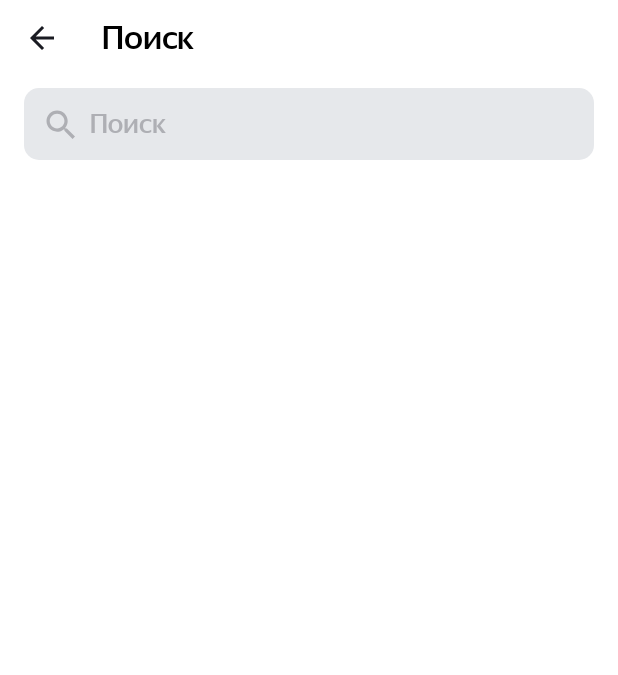
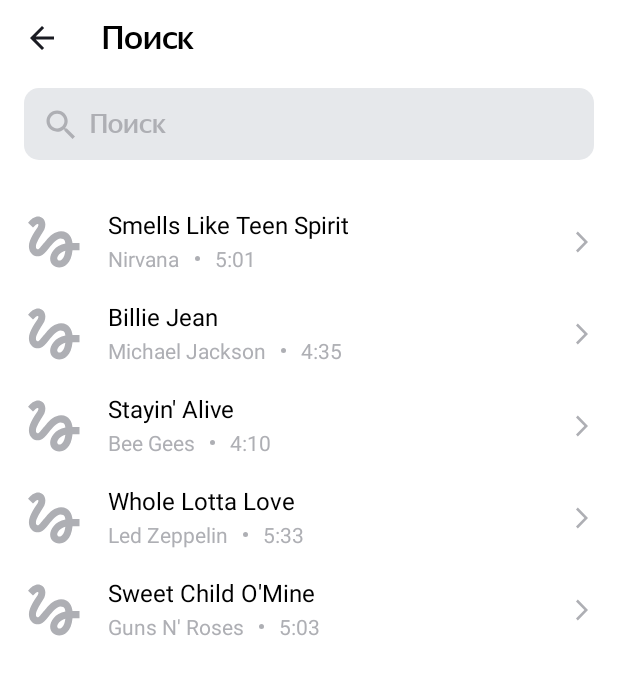
Before and after one commit to yapogrem/PlaylistMaker, an Android app: the SearchActivity screen opened directly, with no data from a screen before it, on a phone screen of 412 x 824 dp. Shown: the top 675 px of the screen. Run offline under Robolectric (Android 15) with nearby library versions, the phone set to English and light mode, and no system bars; pictures from the network do not load.

Commit message:
Complete Sp10 v1 ft

```diff
--- a/app/build.gradle.kts
+++ b/app/build.gradle.kts
@@ -44,4 +44,7 @@ dependencies {
     testImplementation("junit:junit:4.13.2")
     androidTestImplementation("androidx.test.ext:junit:1.1.5")
     androidTestImplementation("androidx.test.espresso:espresso-core:3.5.1")
+    implementation("com.google.android.material:material:1.11.0")
+    implementation("com.github.bumptech.glide:glide:4.16.0")
+    annotationProcessor("com.github.bumptech.glide:compiler:4.16.0")
 }
--- a/app/src/main/AndroidManifest.xml
+++ b/app/src/main/AndroidManifest.xml
@@ -1,6 +1,7 @@
 <?xml version="1.0" encoding="utf-8"?>
 <manifest xmlns:android="http://schemas.android.com/apk/res/android"
     xmlns:tools="http://schemas.android.com/tools">
+    <uses-permission android:name="android.permission.INTERNET"/>
 
     <application
         android:allowBackup="true"
--- a/app/src/main/java/com/example/playlistmaker/SearchActivity.kt
+++ b/app/src/main/java/com/example/playlistmaker/SearchActivity.kt
@@ -2,7 +2,6 @@ package com.example.playlistmaker
 import androidx.core.view.isVisible
 import android.annotation.SuppressLint
 import android.content.Context
-import android.content.Intent
 import androidx.appcompat.app.AppCompatActivity
 import android.os.Bundle
 import android.text.Editable
@@ -11,8 +10,25 @@ import android.view.inputmethod.InputMethodManager
 import android.widget.EditText
 import android.widget.ImageButton
 import android.widget.ImageView
+import androidx.recyclerview.widget.LinearLayoutManager
+import androidx.recyclerview.widget.RecyclerView
 
 class SearchActivity : AppCompatActivity() {
+
+    private val tracks:MutableList<Track>
+    init {
+        tracks = ArrayList()
+        tracks.add(Track("Smells Like Teen Spirit","Nirvana","5:01",
+            "https://is5-ssl.mzstatic.com/image/thumb/Music115/v4/7b/58/c2/7b58c21a-2b51-2bb2-e59a-9bb9b96ad8c3/00602567924166.rgb.jpg/100x100bb.jpg"))
+        tracks.add(Track("Billie Jean","Michael Jackson","4:35",
+            "https://is5-ssl.mzstatic.com/image/thumb/Music125/v4/3d/9d/38/3d9d3811-71f0-3a0e-1ada-3004e56ff852/827969428726.jpg/100x100bb.jpg"))
+        tracks.add(Track("Stayin' Alive","Bee Gees","4:10",
+            "https://is4-ssl.mzstatic.com/image/thumb/Music115/v4/1f/80/1f/1f801fc1-8c0f-ea3e-d3e5-387c6619619e/16UMGIM86640.rgb.jpg/100x100bb.jpg"))
+        tracks.add(Track("Whole Lotta Love","Led Zeppelin","5:33",
+            "https://is2-ssl.mzstatic.com/image/thumb/Music62/v4/7e/17/e3/7e17e33f-2efa-2a36-e916-7f808576cf6b/mzm.fyigqcbs.jpg/100x100bb.jpg"))
+        tracks.add(Track("Sweet Child O'Mine","Guns N' Roses","5:03",
+            "https://is5-ssl.mzstatic.com/image/thumb/Music125/v4/a0/4d/c4/a04dc484-03cc-02aa-fa82-5334fcb4bc16/18UMGIM24878.rgb.jpg/100x100bb.jpg"))
+    }
 
 
     private var searchText: String = ""
@@ -28,6 +44,9 @@ class SearchActivity : AppCompatActivity() {
 
         val inputEditText = findViewById<EditText>(R.id.input_search)
         val clearButton = findViewById<ImageView>(R.id.clear_search)
+        val trackAdapter=findViewById<RecyclerView>(R.id.recyclerTrack)
+        trackAdapter.adapter = TrackAdapter(tracks)
+//        trackAdapter.layoutManager = LinearLayoutManager(this, LinearLayoutManager.VERTICAL, false)
 
         clearButton.setOnClickListener {
             inputEditText.setText("")
@@ -37,7 +56,6 @@ class SearchActivity : AppCompatActivity() {
 
         val simpleTextWatcher = object : TextWatcher {
             override fun beforeTextChanged(s: CharSequence?, start: Int, count: Int, after: Int) {
-                // empty
             }
 
             override fun onTextChanged(s: CharSequence?, start: Int, before: Int, count: Int) {
@@ -46,7 +64,6 @@ class SearchActivity : AppCompatActivity() {
             }
 
             override fun afterTextChanged(s: Editable?) {
-                // empty
             }
 
         }
--- /dev/null
+++ b/app/src/main/java/com/example/playlistmaker/Track.kt
@@ -0,0 +1,3 @@
+package com.example.playlistmaker
+
+data class Track (val trackName: String, val artistName: String, val trackTime: String, val artworkUrl100: String)
--- /dev/null
+++ b/app/src/main/java/com/example/playlistmaker/TrackAdapter.kt
@@ -0,0 +1,17 @@
+package com.example.playlistmaker
+import android.view.LayoutInflater
+import android.view.ViewGroup
+import androidx.recyclerview.widget.RecyclerView
+
+
+class TrackAdapter(private val tracks: MutableList<Track>) : RecyclerView.Adapter<TrackViewHolder> () {
+    override fun onCreateViewHolder(parent: ViewGroup, viewType: Int): TrackViewHolder {
+        return TrackViewHolder(parent)
+    }
+    override fun onBindViewHolder(holder: TrackViewHolder, position: Int) {
+        holder.bind(tracks[position])
+    }
+    override fun getItemCount():Int {
+        return tracks.size
+    }
+}
--- /dev/null
+++ b/app/src/main/java/com/example/playlistmaker/TrackViewHolder.kt
@@ -0,0 +1,33 @@
+package com.example.playlistmaker
+
+import android.view.LayoutInflater
+import android.view.ViewGroup
+import android.widget.ImageView
+import android.widget.TextView
+import androidx.recyclerview.widget.RecyclerView
+import com.bumptech.glide.Glide
+import com.bumptech.glide.load.resource.bitmap.FitCenter
+import com.bumptech.glide.load.resource.bitmap.RoundedCorners
+
+class TrackViewHolder(parent: ViewGroup) :
+    RecyclerView.ViewHolder(
+        LayoutInflater.from(parent.context)
+            .inflate(R.layout.find_track, parent, false)
+    ) {
+
+    private val trackName: TextView = itemView.findViewById(R.id.trackName)
+    private val artistName: TextView = itemView.findViewById(R.id.artistName)
+    private val trackTime: TextView = itemView.findViewById(R.id.trackTime)
+    private val artworkUrl100: ImageView = itemView.findViewById(R.id.trackImage)
+
+    fun bind(model: Track) {
+        trackName.text = model.trackName
+        artistName.text = model.artistName
+        trackTime.text = model.trackTime
+        Glide.with(itemView)
+            .load(model.artworkUrl100)
+            .transform(RoundedCorners(2), FitCenter())
+            .placeholder(R.drawable.placeholder)
+            .into(artworkUrl100)
+    }
+}
--- /dev/null
+++ b/app/src/main/res/drawable/placeholder.xml
@@ -0,0 +1,13 @@
+<vector xmlns:android="http://schemas.android.com/apk/res/android"
+    android:width="45dp"
+    android:height="45dp"
+    android:viewportWidth="45"
+    android:viewportHeight="45">
+  <group>
+    <clip-path
+        android:pathData="M0,0h45v45h-45z"/>
+    <path
+        android:pathData="M8.606,12.919C9.919,11.587 11.231,10.387 11.813,10.631C12.75,11.006 11.813,12.563 11.25,13.481C10.781,14.269 5.888,20.775 5.888,25.313C5.888,27.712 6.788,29.7 8.4,30.9C9.806,31.95 11.663,32.269 13.35,31.763C15.356,31.181 17.006,29.138 19.087,26.569C21.356,23.775 24.394,20.119 26.737,20.119C29.794,20.119 29.831,22.013 30.038,23.475C22.95,24.675 19.95,30.356 19.95,33.544C19.95,36.731 22.65,39.338 25.969,39.338C29.025,39.338 34.013,36.844 34.763,27.9H39.375V23.212H34.744C34.463,20.119 32.7,15.337 27.188,15.337C22.969,15.337 19.35,18.919 17.925,20.663C16.837,22.031 14.063,25.313 13.631,25.763C13.163,26.325 12.356,27.337 11.55,27.337C10.706,27.337 10.2,25.781 10.875,23.737C11.531,21.694 13.5,18.375 14.344,17.138C15.806,15 16.781,13.538 16.781,10.988C16.781,6.919 13.706,5.625 12.075,5.625C9.6,5.625 7.444,7.5 6.975,7.969C6.3,8.644 5.738,9.206 5.325,9.712L8.606,12.919ZM26.025,34.781C25.444,34.781 24.638,34.294 24.638,33.431C24.638,32.306 26.006,29.306 30.019,28.256C29.456,33.3 27.337,34.781 26.025,34.781Z"
+        android:fillColor="#AEAFB4"/>
+  </group>
+</vector>
--- /dev/null
+++ b/app/src/main/res/drawable/track_separator.xml
@@ -0,0 +1,9 @@
+<vector xmlns:android="http://schemas.android.com/apk/res/android"
+    android:width="3dp"
+    android:height="3dp"
+    android:viewportWidth="3"
+    android:viewportHeight="3">
+  <path
+      android:pathData="M1.5,1.5m-1.5,0a1.5,1.5 0,1 1,3 0a1.5,1.5 0,1 1,-3 0"
+      android:fillColor="@color/track_second"/>
+</vector>
--- a/app/src/main/res/layout/activity_find.xml
+++ b/app/src/main/res/layout/activity_find.xml
@@ -31,7 +31,7 @@
         android:paddingTop="12dp"
         android:paddingBottom="12dp"
         android:textSize="22sp"
-        android:textColor="@color/settings_text_color"
+        android:textColor="@color/text_color"
         android:textFontWeight="500"
         android:fontFamily="@font/ys_display_medium"
         tools:ignore="RtlSymmetry"
@@ -43,6 +43,7 @@
         android:layout_height="wrap_content"
         android:layout_marginTop="8dp"
         android:paddingHorizontal="16dp"
+        android:layout_marginBottom="24dp"
         >
 
         <EditText
@@ -79,4 +80,10 @@
             app:tint="@color/find_input_text"
             />
     </FrameLayout>
+    <androidx.recyclerview.widget.RecyclerView
+        android:id="@+id/recyclerTrack"
+        android:layout_width="match_parent"
+        android:layout_height="match_parent"
+        app:layoutManager="androidx.recyclerview.widget.LinearLayoutManager"
+        />
 </LinearLayout>
--- /dev/null
+++ b/app/src/main/res/layout/find_track.xml
@@ -0,0 +1,88 @@
+<?xml version="1.0" encoding="utf-8"?>
+<LinearLayout xmlns:android="http://schemas.android.com/apk/res/android"
+    android:layout_width="match_parent"
+    android:layout_height="wrap_content"
+    android:theme="@style/Theme.PlaylistMaker"
+    android:orientation="vertical"
+    android:background="@color/settings_background"
+    xmlns:tools="http://schemas.android.com/tools"
+    >
+
+    <LinearLayout
+        android:layout_width="match_parent"
+        android:layout_height="wrap_content"
+        android:orientation="horizontal">
+
+
+        <ImageView
+            android:id="@+id/trackImage"
+            android:layout_width="45dp"
+            android:layout_height="45dp"
+            android:layout_marginVertical="8dp"
+            android:layout_marginHorizontal="13dp"
+            android:background="?attr/selectableItemBackgroundBorderless"
+            tools:src="@drawable/placeholder"
+            android:layout_gravity="center_vertical"
+            />
+
+        <LinearLayout
+            android:layout_width="wrap_content"
+            android:layout_weight="1"
+            android:layout_height="wrap_content"
+            android:orientation="vertical"
+            android:layout_gravity="center_vertical"
+            >
+
+            <TextView
+                android:id="@+id/trackName"
+                android:layout_width="wrap_content"
+                android:layout_height="wrap_content"
+                android:gravity="center_vertical"
+                tools:text="TrackName"
+                android:textColor="@color/text_color"
+                android:textSize="16sp"
+
+                />
+
+            <LinearLayout
+                android:layout_width="wrap_content"
+                android:layout_height="match_parent"
+                android:orientation="horizontal">
+
+                <TextView
+                    android:id="@+id/artistName"
+                    android:layout_width="match_parent"
+                    android:layout_height="wrap_content"
+                    tools:text="Author name"
+                    android:textColor="@color/track_second"
+                    android:layout_gravity="center_vertical"
+                    />
+
+                <ImageView
+                    android:layout_width="3dp"
+                    android:layout_height="3dp"
+                    android:layout_margin="10dp"
+                    android:src="@drawable/track_separator"
+                    android:layout_gravity="center_vertical"
+                    />
+
+                <TextView
+                    android:id="@+id/trackTime"
+                    android:layout_width="wrap_content"
+                    android:layout_height="wrap_content"
+                    tools:text="time"
+                    android:textColor="@color/track_second"
+                    android:layout_gravity="center_vertical"
+                    />
+            </LinearLayout>
+
+        </LinearLayout>
+        <ImageButton
+            android:id="@+id/settingsUserAgreement"
+            android:src="@drawable/arrow_forward"
+            style="@style/SettingsImageStyle"
+            android:layout_gravity="center_vertical"
+
+            />
+    </LinearLayout>
+</LinearLayout>
--- a/app/src/main/res/values-night/colors.xml
+++ b/app/src/main/res/values-night/colors.xml
@@ -2,11 +2,11 @@
 <resources>
     <color name="main_background">#000000</color>
     <color name="settings_background">#000000</color>
-    <color name="settings_text_color">#FFFFFF</color>
+    <color name="text_color">#FFFFFF</color>
     <color name="settings_image_color">#FFFFFF</color>
     <color name="settings_image_background_color">#000000</color>
     <color name="find_arrow_back_color">#FFFFFF</color>
     <color name="find_input_background">#FFFFFF</color>
     <color name="find_hint_text">#1A1B22</color>
-
+    <color name="track_second">#FFFFFF</color>
 </resources>
--- a/app/src/main/res/values/colors.xml
+++ b/app/src/main/res/values/colors.xml
@@ -5,11 +5,12 @@
     <color name="main_button_text_color">#1A1B22</color>
     <color name="main_button_background_color">#FFFFFF</color>
     <color name="settings_background">#FFFFFF</color>
-    <color name="settings_text_color">#000000</color>
+    <color name="text_color">#000000</color>
     <color name="settings_image_color">#AEAFB4</color>
     <color name="settings_image_background_color">#FFFFFF</color>
     <color name="find_arrow_back_color">#1A1B22</color>
     <color name="find_input_text">#1A1B22</color>
     <color name="find_hint_text">#AEAFB4</color>
+    <color name="track_second">#AEAFB4</color>
     <color name="find_input_background">#E6E8EB</color>
 </resources>
--- a/app/src/main/res/values/styles.xml
+++ b/app/src/main/res/values/styles.xml
@@ -33,7 +33,7 @@
     <style name="SettingsTextStyle">
         <item name="android:layout_width">wrap_content</item>
         <item name="android:layout_height">wrap_content</item>
-        <item name="android:textColor">@color/settings_text_color</item>
+        <item name="android:textColor">@color/text_color</item>
         <item name="android:textSize">@dimen/settings_text_size</item>
         <item name="android:layout_centerVertical">true</item>
         <item name="android:paddingStart">@dimen/settings_text_padding_start</item>
```
